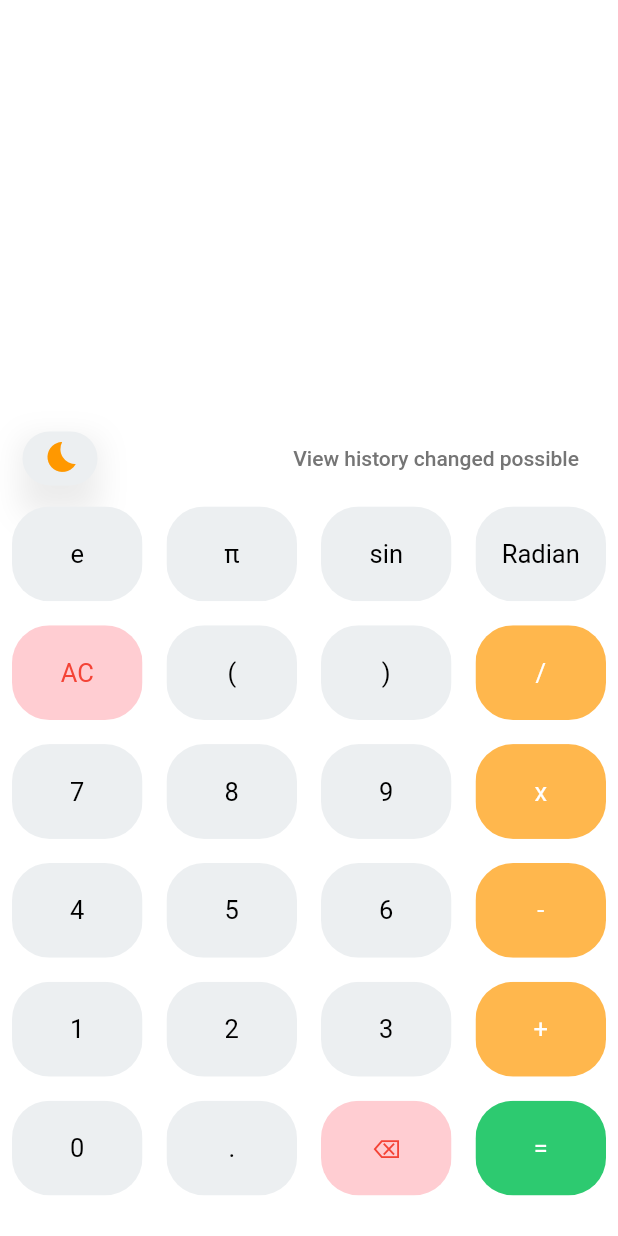
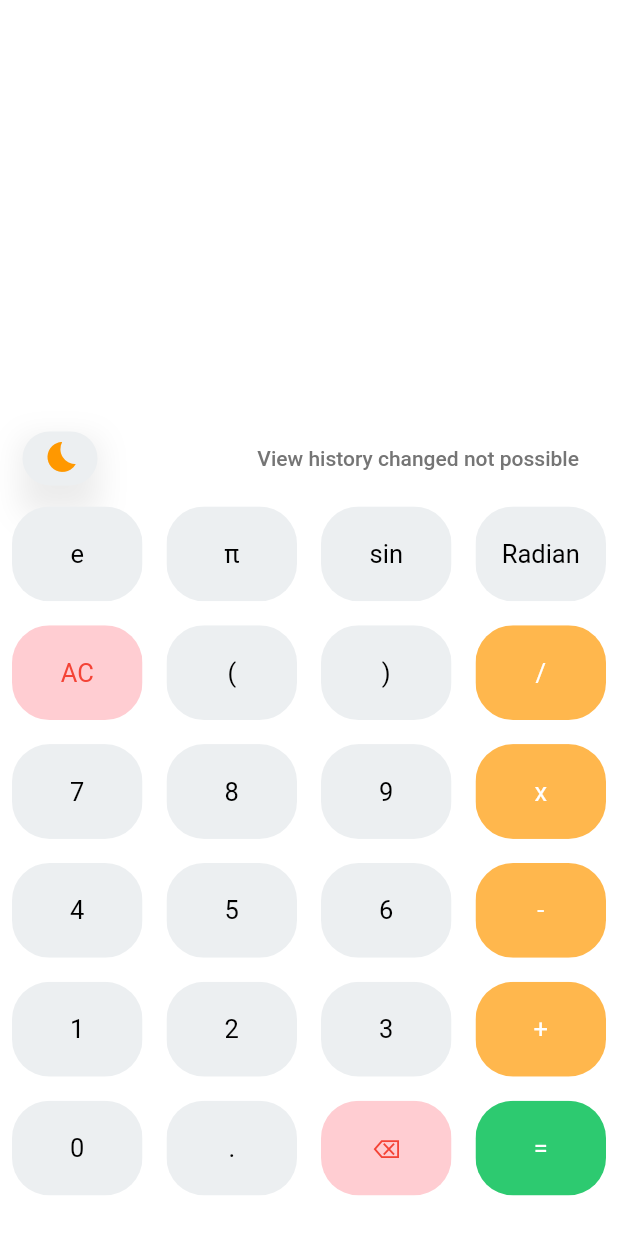
Before and after one commit to bhagirathsinh1/scientific_calsi, a Flutter app: the screen it shows after launch, on a phone screen of 412 x 824 dp. Run offline on Flutter 3.47's test engine with Material 2 defaults, Android fonts, the phone set to English and light mode, and no system bars; our stand-ins replace math_expressions.

Commit message:
history changed

```diff
--- a/lib/HomePage.dart
+++ b/lib/HomePage.dart
@@ -15,7 +15,7 @@ class HomePage extends StatefulWidget {
 class _HomePageState extends State<HomePage> {
   var userQuestion = '';
   var userAnswer = '';
-  var viewHistory = 'View history changed possible';
+  var viewHistory = 'View history changed not possible';
   var ob = 0;
   var cb = 0;
   var zero = 0;
```
